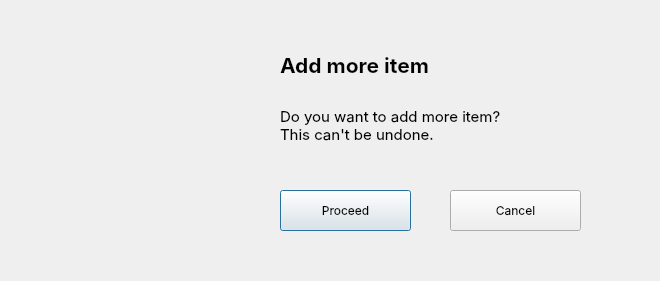
Qt form POP_UP/3-New Transaction/add_more_item.ui (GildaFeb/Transaction-Management-System) before a commit.
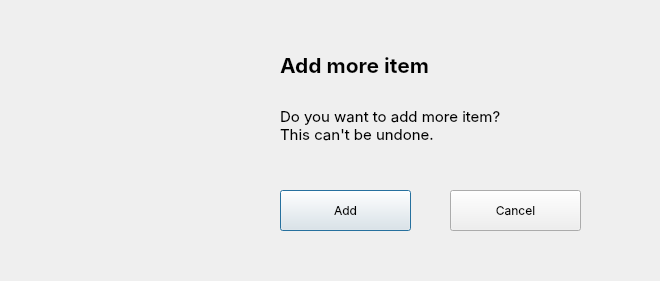
The same form after that commit. Icons and pictures are not drawn.

```diff
--- a/POP_UP/3-New Transaction/add_more_item.ui
+++ b/POP_UP/3-New Transaction/add_more_item.ui
@@ -48,7 +48,7 @@
     </font>
    </property>
    <property name="text">
-    <string>Proceed</string>
+    <string>Add</string>
    </property>
    <property name="default">
     <bool>false</bool>
```
Left out of the diff: 2 changed lines with no effect on the pictures.
